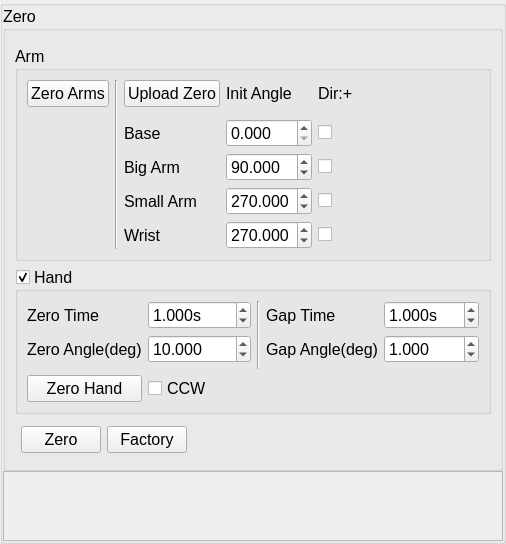
ww4u/megarobostudio, file source/wnd/ui/sinanjupref.ui: the form before one commit.
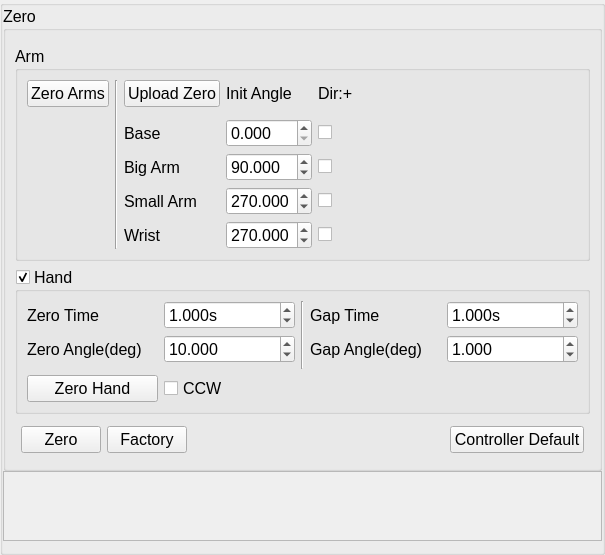
The form after the commit. Icons and pictures are not drawn. Custom widgets are drawn as their Qt base class.

Diff of the .ui file:
```diff
--- a/source/wnd/ui/sinanjupref.ui
+++ b/source/wnd/ui/sinanjupref.ui
@@ -6,8 +6,8 @@
    <rect>
     <x>0</x>
     <y>0</y>
-    <width>497</width>
-    <height>537</height>
+    <width>605</width>
+    <height>555</height>
    </rect>
   </property>
   <property name="maximumSize">
@@ -422,6 +422,13 @@
              </property>
             </spacer>
            </item>
+           <item>
+            <widget class="QPushButton" name="pushButton">
+             <property name="text">
+              <string>Controller Default</string>
+             </property>
+            </widget>
+           </item>
           </layout>
          </item>
         </layout>
@@ -443,8 +450,8 @@
           <rect>
            <x>0</x>
            <y>0</y>
-           <width>493</width>
-           <height>72</height>
+           <width>601</width>
+           <height>85</height>
           </rect>
          </property>
          <layout class="QVBoxLayout" name="verticalLayout_4">
```
